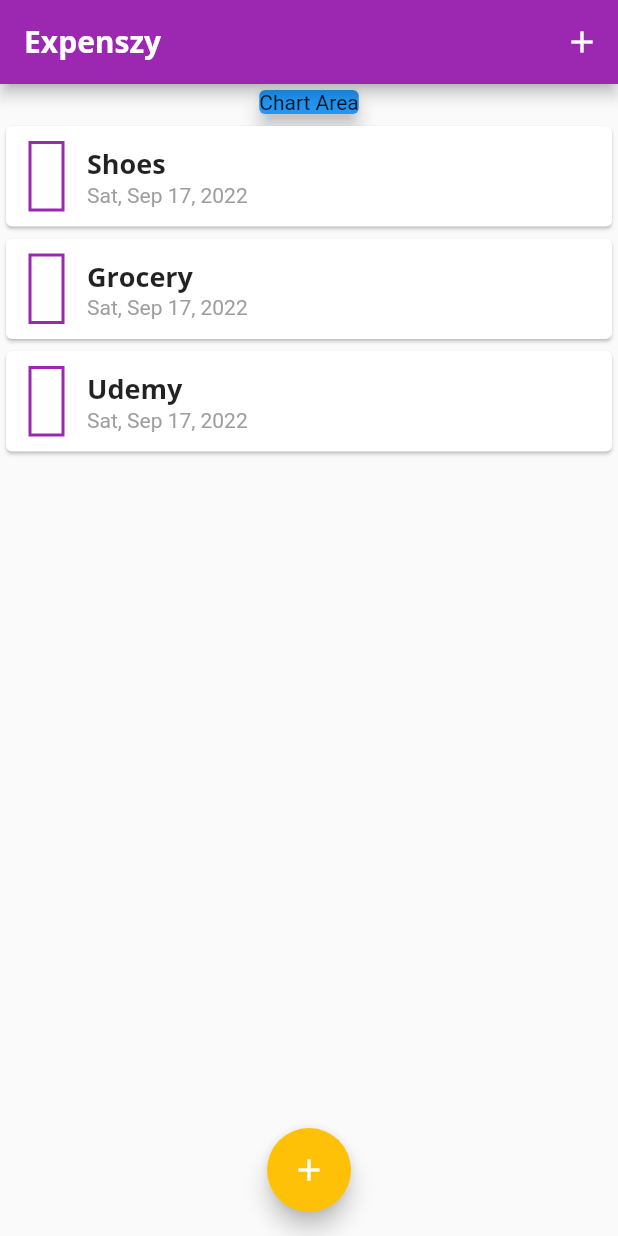
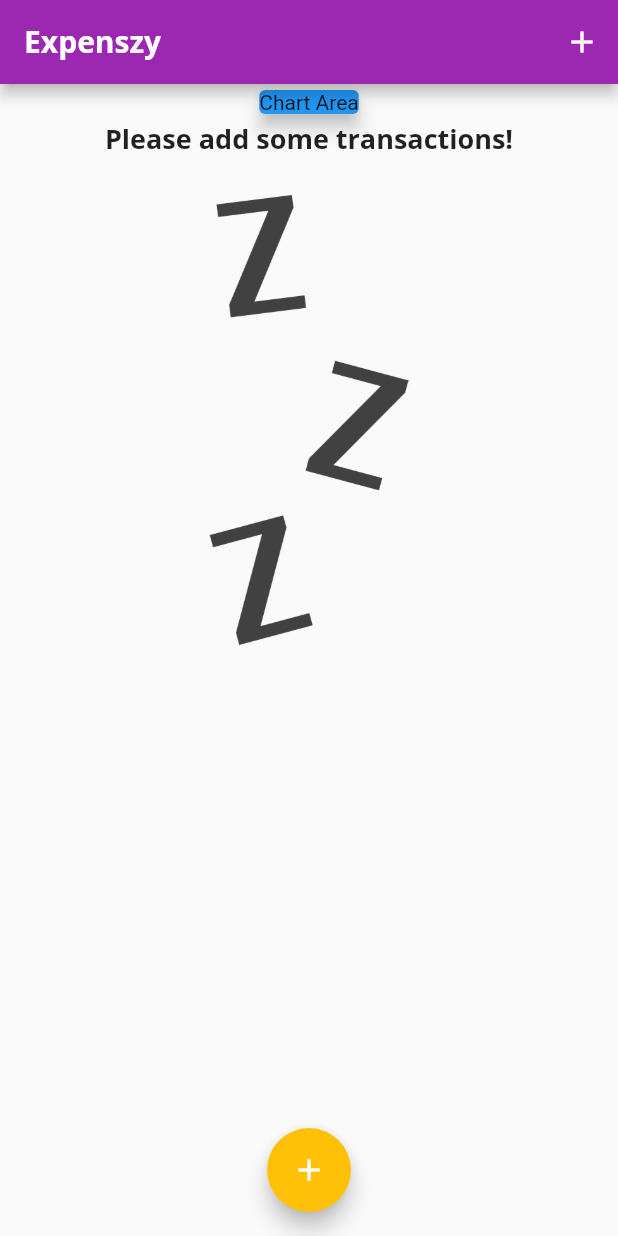
Before and after one commit to arnab/flutter_playground_expenses, a Flutter app: the screen it shows after launch, on a phone screen of 412 x 824 dp. Run offline on Flutter 3.47's test engine with Material 2 defaults, Android fonts, the light colour scheme and no system bars; missing offline and left inert: money2.

Commit message:
images for fallback/empty list content

```diff
--- a/lib/main.dart
+++ b/lib/main.dart
@@ -49,14 +49,7 @@
 class _MyHomePageState extends State<MyHomePage> {
   final _uuid = const Uuid();
 
-  final List<Transaction> _transactions = [
-    Transaction(
-        id: 'T1', title: 'Shoes', amount: 129.99, createdAt: DateTime.now()),
-    Transaction(
-        id: 'T2', title: 'Grocery', amount: 84.38, createdAt: DateTime.now()),
-    Transaction(
-        id: 'T3', title: 'Udemy', amount: 120.00, createdAt: DateTime.now()),
-  ];
+  final List<Transaction> _transactions = [];
 
   void _addNewTransaction(String title, double amount) {
     final tx = Transaction(
--- a/lib/widgets/transactions_list.dart
+++ b/lib/widgets/transactions_list.dart
@@ -13,7 +13,24 @@
   Widget build(BuildContext context) {
     return SizedBox(
       height: 500,
-      child: ListView.builder(
+      child: _transactions.isEmpty
+          ? Column(
+              children: [
+                Text(
+                  'Please add some transactions!',
+                  style: Theme.of(context).textTheme.titleMedium,
+                ),
+                const SizedBox(height: 25),
+                SizedBox(
+                    height: 300,
+                    child: Image.asset(
+                      'assets/images/waiting.png',
+                      fit: BoxFit.cover,
+                    ),
+                ),
+              ],
+            )
+          : ListView.builder(
               itemCount: _transactions.length,
               itemBuilder: (ctx, i) {
                 final tx = _transactions[i];
--- a/pubspec.yaml
+++ b/pubspec.yaml
@@ -63,9 +63,8 @@
   uses-material-design: true
 
   # To add assets to your application, add an assets section, like this:
-  # assets:
-  #   - images/a_dot_burr.jpeg
-  #   - images/a_dot_ham.jpeg
+  assets:
+   - assets/images/waiting.png
 
   # An image asset can refer to one or more resolution-specific "variants", see
   # https://flutter.dev/assets-and-images/#resolution-aware
```
Also changed, not shown: assets/images/waiting.png (added). Lines whose indentation alone changed are shown as unchanged.
